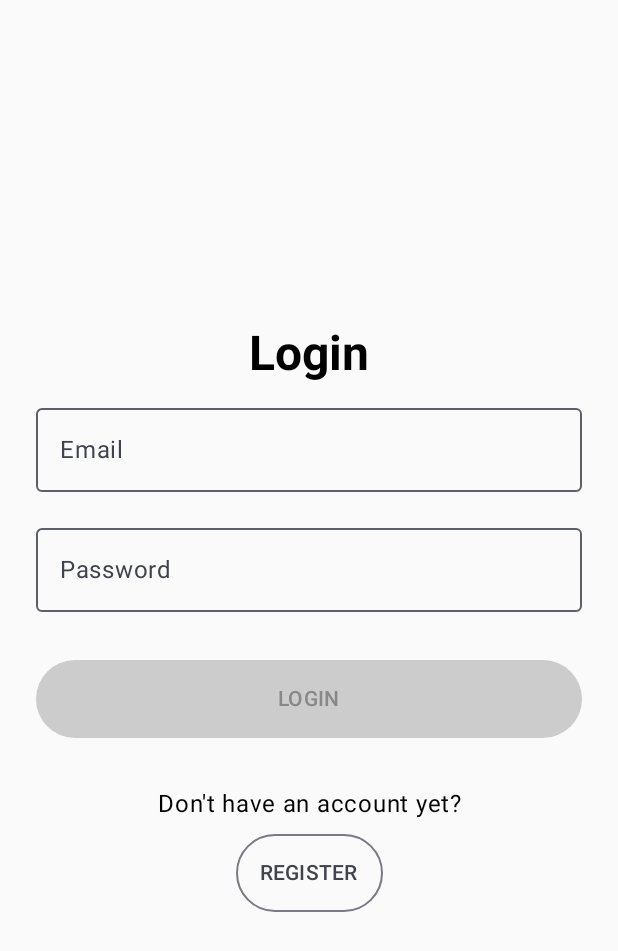
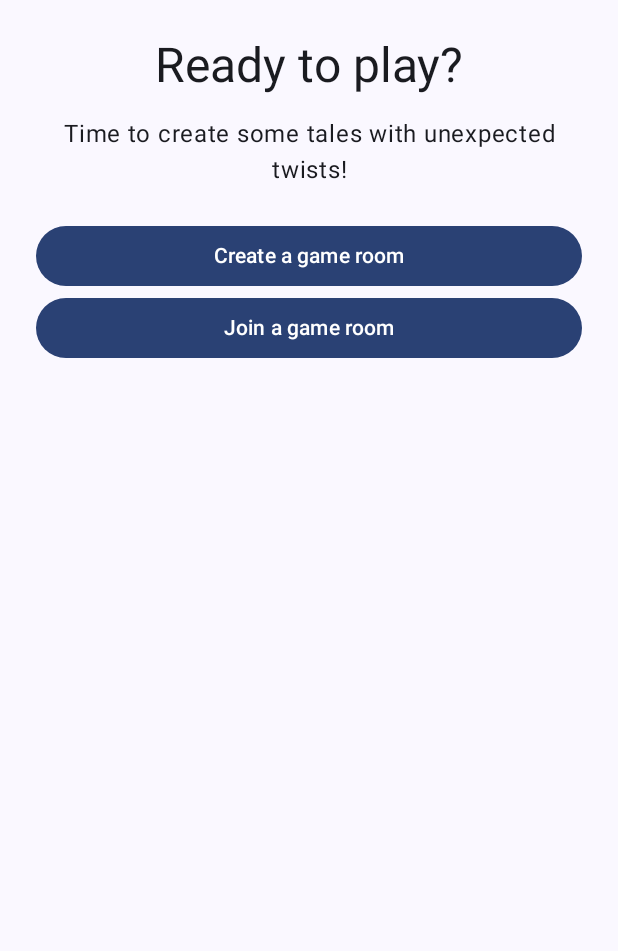
Before and after one commit to kristinakoneva/twistale, an Android app built with Jetpack Compose: the AuthScreen screen opened through its navigation route, on a phone screen of 412 x 824 dp. Shown: the top 951 px of the screen. Run offline under Robolectric (Android 15) with nearby library versions, the phone set to English and light mode, and no system bars; our stand-ins replace Dagger/Hilt's generated code, Firebase (no records; nobody signed in at launch, a user with empty details on screens opened directly).

Commit message:
Add navigation to GameRoomScreen

```diff
--- a/app/src/main/java/com/kristinakoneva/twistale/ui/navigation/NavHost.kt
+++ b/app/src/main/java/com/kristinakoneva/twistale/ui/navigation/NavHost.kt
@@ -3,8 +3,11 @@ package com.kristinakoneva.twistale.ui.navigation
 import androidx.compose.runtime.Composable
 import androidx.navigation.compose.composable
 import androidx.navigation.compose.rememberNavController
+import androidx.navigation.navOptions
 import com.kristinakoneva.twistale.ui.screens.auth.AuthRoute
 import com.kristinakoneva.twistale.ui.screens.auth.AuthScreen
+import com.kristinakoneva.twistale.ui.screens.game.room.GameRoomRoute
+import com.kristinakoneva.twistale.ui.screens.game.room.GameRoomScreen
 
 @Composable
 fun NavHost() {
@@ -15,7 +18,16 @@ fun NavHost() {
         startDestination = AuthRoute,
     ) {
         composable<AuthRoute> {
-            AuthScreen()
+            AuthScreen(
+                navigateToGameRoom = {
+                    navController.navigate(GameRoomRoute, navOptions = navOptions {
+                        popUpTo(AuthRoute) { inclusive = true }
+                    })
+                }
+            )
+        }
+        composable<GameRoomRoute> {
+            GameRoomScreen()
         }
     }
 }
--- /dev/null
+++ b/app/src/main/java/com/kristinakoneva/twistale/ui/screens/auth/AuthEvent.kt
@@ -0,0 +1,7 @@
+package com.kristinakoneva.twistale.ui.screens.auth
+
+sealed interface AuthEvent {
+    data object SuccessfulAuth : AuthEvent
+
+    data object FailedAuth : AuthEvent
+}
--- a/app/src/main/java/com/kristinakoneva/twistale/ui/screens/auth/AuthScreen.kt
+++ b/app/src/main/java/com/kristinakoneva/twistale/ui/screens/auth/AuthScreen.kt
@@ -1,5 +1,6 @@
 package com.kristinakoneva.twistale.ui.screens.auth
 
+import android.widget.Toast
 import androidx.compose.foundation.layout.Arrangement
 import androidx.compose.foundation.layout.Column
 import androidx.compose.foundation.layout.PaddingValues
@@ -22,10 +23,12 @@ import androidx.compose.material3.OutlinedButton
 import androidx.compose.material3.OutlinedTextField
 import androidx.compose.material3.Text
 import androidx.compose.runtime.Composable
+import androidx.compose.runtime.LaunchedEffect
 import androidx.compose.runtime.remember
 import androidx.compose.ui.Alignment
 import androidx.compose.ui.Modifier
 import androidx.compose.ui.graphics.Color
+import androidx.compose.ui.platform.LocalContext
 import androidx.compose.ui.platform.LocalFocusManager
 import androidx.compose.ui.text.TextStyle
 import androidx.compose.ui.text.font.FontWeight
@@ -45,8 +48,25 @@ data object AuthRoute
 
 @Composable
 fun AuthScreen(
+    navigateToGameRoom: () -> Unit,
     viewModel: AuthViewModel = hiltViewModel(),
+    modifier: Modifier = Modifier,
 ) {
+    val context = LocalContext.current
+    val focusManager = LocalFocusManager.current
+
+    LaunchedEffect(viewModel.navigation) {
+        viewModel.navigation.collect { event ->
+            when (event) {
+                is AuthEvent.SuccessfulAuth -> navigateToGameRoom()
+                is AuthEvent.FailedAuth -> {
+                    focusManager.clearFocus()
+                    Toast.makeText(context, "Failed to authenticate", Toast.LENGTH_SHORT).show()
+                }
+            }
+        }
+    }
+
     viewModel.state.collectAsStateWithLifecycle().value.let { state ->
         AuthScreenContent(
             name = state.name,
@@ -63,7 +83,8 @@ fun AuthScreen(
             isConfirmPasswordValid = state.isConfirmPasswordValid,
             isLogin = state.isLogin,
             onPrimaryButtonClicked = viewModel::onPrimaryButtonClicked,
-            onSecondaryButtonClicked = viewModel::onSecondaryButtonClicked
+            onSecondaryButtonClicked = viewModel::onSecondaryButtonClicked,
+            modifier = modifier,
         )
     }
 }
@@ -84,7 +105,8 @@ fun AuthScreenContent(
     isConfirmPasswordValid: Boolean,
     isLogin: Boolean,
     onPrimaryButtonClicked: () -> Unit,
-    onSecondaryButtonClicked: () -> Unit
+    onSecondaryButtonClicked: () -> Unit,
+    modifier: Modifier = Modifier,
 ) {
 
     val onNameValueChange = remember(name, onNameInputFieldValueChange) { { name: String -> onNameInputFieldValueChange(name) } }
--- a/app/src/main/java/com/kristinakoneva/twistale/ui/screens/auth/AuthViewModel.kt
+++ b/app/src/main/java/com/kristinakoneva/twistale/ui/screens/auth/AuthViewModel.kt
@@ -5,8 +5,10 @@ import androidx.lifecycle.viewModelScope
 import com.kristinakoneva.twistale.domain.user.UserRepository
 import dagger.hilt.android.lifecycle.HiltViewModel
 import javax.inject.Inject
+import kotlinx.coroutines.channels.Channel
 import kotlinx.coroutines.flow.MutableStateFlow
 import kotlinx.coroutines.flow.StateFlow
+import kotlinx.coroutines.flow.receiveAsFlow
 import kotlinx.coroutines.flow.update
 import kotlinx.coroutines.launch
 
@@ -18,6 +20,9 @@ class AuthViewModel @Inject constructor(
     private val stateFlow: MutableStateFlow<AuthState> by lazy { MutableStateFlow(AuthState()) }
     val state: StateFlow<AuthState> get() = stateFlow
 
+    private val navigationChannel = Channel<AuthEvent>(Channel.BUFFERED)
+    val navigation = navigationChannel.receiveAsFlow()
+
     companion object {
         private const val MIN_PASSWORD_LENGTH = 6
     }
@@ -27,7 +32,7 @@ class AuthViewModel @Inject constructor(
     init {
         viewModelScope.launch {
             if (userRepository.getCurrentUser() != null) {
-                // TODO: User already logged in
+                navigationChannel.send(AuthEvent.SuccessfulAuth)
             }
         }
     }
@@ -74,12 +79,12 @@ class AuthViewModel @Inject constructor(
                     userRepository.registerUser(state.value.email, state.value.password, state.value.name)
                 }
                 if (userRepository.getCurrentUser() != null) {
-                    // TODO: User logged in
+                    navigationChannel.send(AuthEvent.SuccessfulAuth)
                 } else {
-                    // TODO: Error
+                    navigationChannel.send(AuthEvent.FailedAuth)
                 }
             } catch (e: Exception) {
-               // TODO: Error
+                navigationChannel.send(AuthEvent.FailedAuth)
             } finally {
                 resetFields()
             }
--- /dev/null
+++ b/app/src/main/java/com/kristinakoneva/twistale/ui/screens/game/play/GamePlayScreen.kt
@@ -0,0 +1,11 @@
+package com.kristinakoneva.twistale.ui.screens.game.play
+
+import androidx.compose.runtime.Composable
+import kotlinx.serialization.Serializable
+
+@Serializable
+data object GamePlayRoute
+
+@Composable
+fun GamePlayScreen() {
+}
--- /dev/null
+++ b/app/src/main/java/com/kristinakoneva/twistale/ui/screens/game/room/GameRoomScreen.kt
@@ -0,0 +1,79 @@
+package com.kristinakoneva.twistale.ui.screens.game.room
+
+import androidx.compose.foundation.layout.Spacer
+import androidx.compose.foundation.layout.fillMaxWidth
+import androidx.compose.foundation.layout.height
+import androidx.compose.foundation.layout.padding
+import androidx.compose.foundation.lazy.LazyColumn
+import androidx.compose.material3.Button
+import androidx.compose.material3.MaterialTheme
+import androidx.compose.material3.Scaffold
+import androidx.compose.material3.Text
+import androidx.compose.runtime.Composable
+import androidx.compose.ui.Modifier
+import androidx.compose.ui.text.style.TextAlign
+import androidx.hilt.navigation.compose.hiltViewModel
+import com.kristinakoneva.twistale.ui.theme.spacing_2
+import com.kristinakoneva.twistale.ui.theme.spacing_3
+import kotlinx.serialization.Serializable
+
+@Serializable
+data object GameRoomRoute
+
+@Composable
+fun GameRoomScreen(
+    viewModel: GameRoomViewModel = hiltViewModel(),
+    modifier: Modifier = Modifier,
+) {
+    GameRoomContent(
+        createGameRoom = viewModel::createGameRoom,
+        joinGameRoom = viewModel::joinGameRoom,
+        modifier = modifier,
+    )
+}
+
+@Composable
+fun GameRoomContent(
+    createGameRoom: () -> Unit,
+    joinGameRoom: () -> Unit,
+    modifier: Modifier = Modifier,
+) {
+    Scaffold { padding ->
+        LazyColumn(
+            modifier = modifier.padding(horizontal = spacing_3),
+            contentPadding = padding,
+        ) {
+            item {
+                Spacer(modifier = Modifier.height(spacing_3))
+                Text(
+                    text = "Ready to play?",
+                    style = MaterialTheme.typography.headlineLarge,
+                    modifier = Modifier.fillMaxWidth(),
+                    textAlign = TextAlign.Center,
+                )
+                Spacer(modifier = Modifier.height(spacing_2))
+                Text(
+                    text = "Time to create some tales with unexpected twists!",
+                    style = MaterialTheme.typography.bodyLarge,
+                    modifier = Modifier.fillMaxWidth(),
+                    textAlign = TextAlign.Center,
+                )
+                Spacer(modifier = Modifier.height(spacing_3))
+            }
+            item {
+                Button(
+                    onClick = createGameRoom,
+                    modifier = Modifier.fillMaxWidth(),
+                ) {
+                    Text(text = "Create a game room")
+                }
+                Button(
+                    onClick = joinGameRoom,
+                    modifier = Modifier.fillMaxWidth(),
+                ) {
+                    Text(text = "Join a game room")
+                }
+            }
+        }
+    }
+}
--- /dev/null
+++ b/app/src/main/java/com/kristinakoneva/twistale/ui/screens/game/room/GameRoomViewModel.kt
@@ -0,0 +1,16 @@
+package com.kristinakoneva.twistale.ui.screens.game.room
+
+import androidx.lifecycle.ViewModel
+import dagger.hilt.android.lifecycle.HiltViewModel
+import javax.inject.Inject
+
+@HiltViewModel
+class GameRoomViewModel @Inject constructor() : ViewModel() {
+    fun createGameRoom() {
+        // TODO
+    }
+
+    fun joinGameRoom() {
+        // TODO
+    }
+}
```
